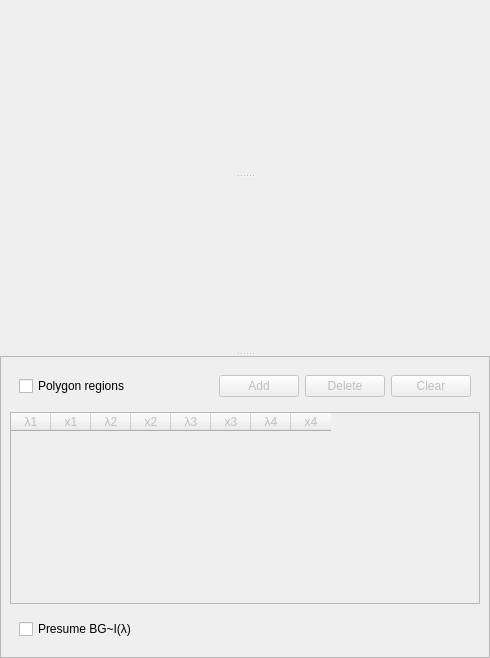
Before: the Qt Designer form designer/background_dialog.ui in aglavic/quicknxs, drawn with Qt 5.
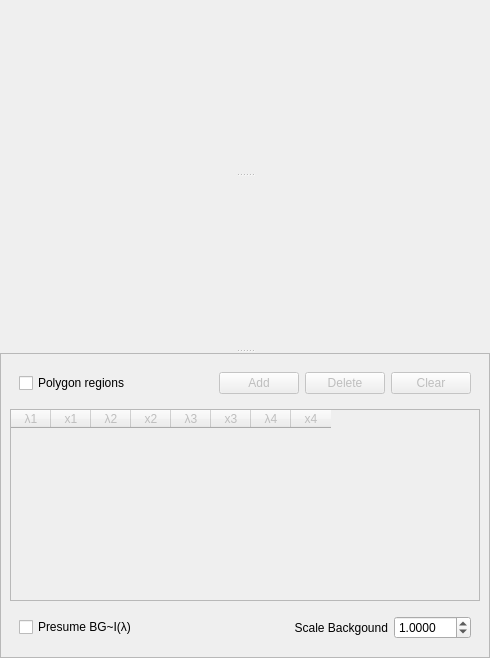
After: the same form once the commit is applied. Custom widgets are drawn as their Qt base class.

Commit message: -Background checkbox and scaling factor added -Fix advanced background ID in header export

Diff of the .ui file:
```diff
--- a/designer/background_dialog.ui
+++ b/designer/background_dialog.ui
@@ -198,11 +198,47 @@
         <widget class="QWidget" name="widget" native="true">
          <layout class="QGridLayout" name="gridLayout">
           <item row="0" column="0">
-           <widget class="QCheckBox" name="presumeIofLambda">
-            <property name="text">
-             <string>Presume BG~I(λ)</string>
-            </property>
-           </widget>
+           <layout class="QHBoxLayout" name="horizontalLayout_3">
+            <item>
+             <widget class="QCheckBox" name="presumeIofLambda">
+              <property name="text">
+               <string>Presume BG~I(λ)</string>
+              </property>
+             </widget>
+            </item>
+            <item>
+             <widget class="QLabel" name="label">
+              <property name="text">
+               <string>Scale Backgound</string>
+              </property>
+              <property name="alignment">
+               <set>Qt::AlignRight|Qt::AlignTrailing|Qt::AlignVCenter</set>
+              </property>
+             </widget>
+            </item>
+            <item>
+             <widget class="QDoubleSpinBox" name="scaleFactor">
+              <property name="sizePolicy">
+               <sizepolicy hsizetype="Fixed" vsizetype="Fixed">
+                <horstretch>0</horstretch>
+                <verstretch>0</verstretch>
+               </sizepolicy>
+              </property>
+              <property name="decimals">
+               <number>4</number>
+              </property>
+              <property name="maximum">
+               <double>100.000000000000000</double>
+              </property>
+              <property name="singleStep">
+               <double>0.050000000000000</double>
+              </property>
+              <property name="value">
+               <double>1.000000000000000</double>
+              </property>
+             </widget>
+            </item>
+           </layout>
           </item>
          </layout>
         </widget>
```
Left out of the diff: 17 changed lines with no effect on the pictures. The commit also changes 14 other files.
